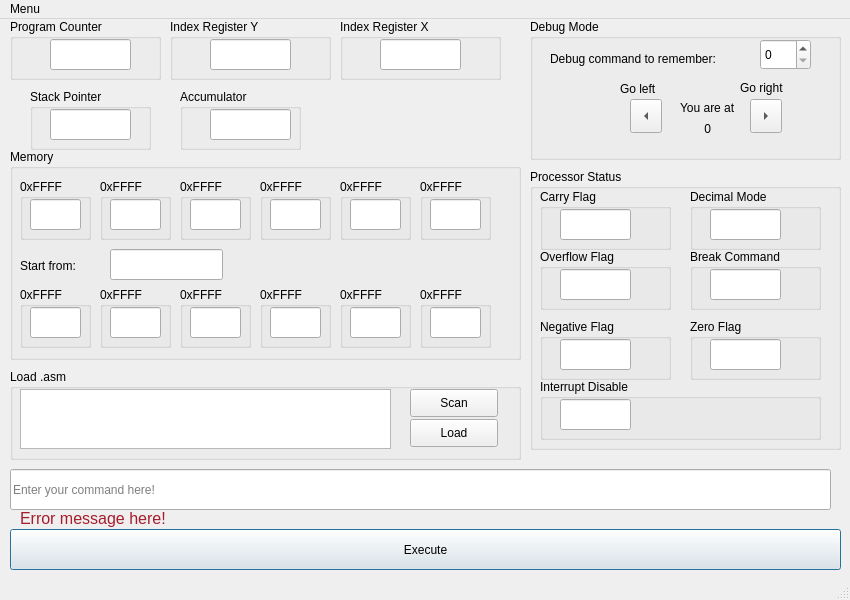
Qt form gui/concept.ui (wojciechmadry/cpu6502emulator) before a commit.
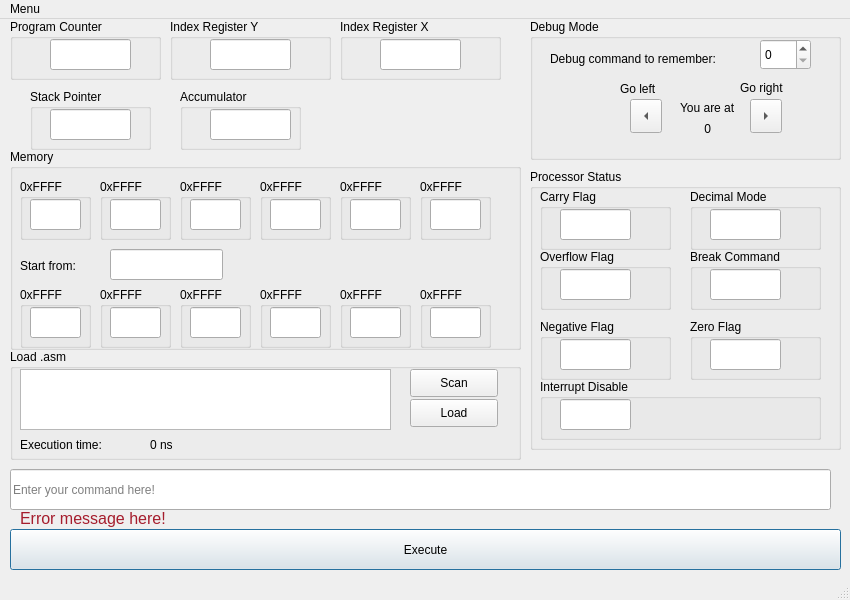
The same form after that commit. Icons and pictures are not drawn.

Commit message: Show execution time (nanoseconds) in GUI

The edit to the form file:
```diff
--- a/gui/concept.ui
+++ b/gui/concept.ui
@@ -556,7 +556,7 @@
       <x>10</x>
       <y>130</y>
       <width>511</width>
-      <height>211</height>
+      <height>201</height>
      </rect>
     </property>
     <property name="title">
@@ -902,9 +902,9 @@
     <property name="geometry">
      <rect>
       <x>10</x>
-      <y>350</y>
+      <y>330</y>
       <width>511</width>
-      <height>91</height>
+      <height>111</height>
      </rect>
     </property>
     <property name="title">
@@ -942,10 +942,36 @@
        <x>10</x>
        <y>20</y>
        <width>371</width>
-       <height>60</height>
+       <height>61</height>
       </rect>
      </property>
     </widget>
+    <widget class="QLabel" name="label_time_to_execute">
+     <property name="geometry">
+      <rect>
+       <x>10</x>
+       <y>80</y>
+       <width>131</width>
+       <height>31</height>
+      </rect>
+     </property>
+     <property name="text">
+      <string>Execution time:</string>
+     </property>
+    </widget>
+    <widget class="QLabel" name="time_to_execute">
+     <property name="geometry">
+      <rect>
+       <x>140</x>
+       <y>80</y>
+       <width>71</width>
+       <height>31</height>
+      </rect>
+     </property>
+     <property name="text">
+      <string>0 ns</string>
+     </property>
+    </widget>
    </widget>
    <widget class="QLineEdit" name="CpuCommandLine">
     <property name="geometry">
```
The commit also changes 2 other files.
